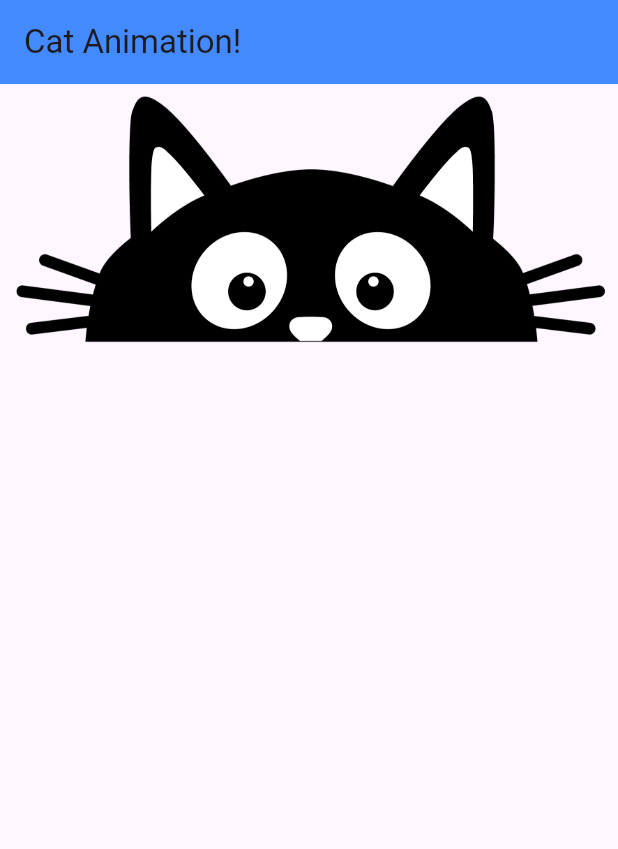
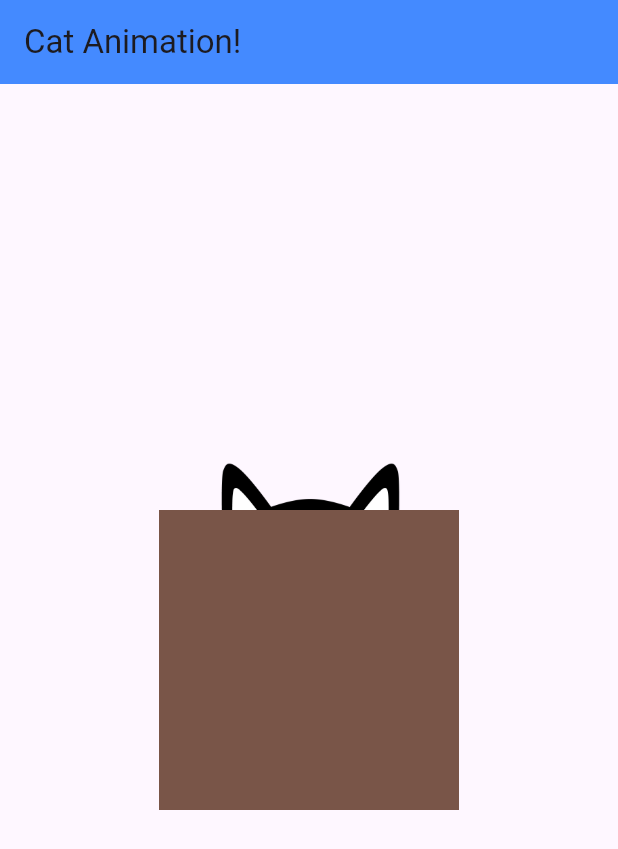
Before and after one commit to mjhabib/Flutter_DevGuideStephenGrider, a Flutter app: the screen it shows after launch, on a phone screen of 412 x 824 dp. Shown: the top 849 px of the screen. Run offline on Flutter 3.47's test engine with Material 3 defaults, Android fonts, the phone set to English and light mode, and no system bars; our stand-ins replace rxdart.

Commit message:
add a box using a container/positioned widget and stack layout

```diff
--- a/05_cat_animation/lib/main.dart
+++ b/05_cat_animation/lib/main.dart
@@ -1,7 +1,10 @@
+// import 'package:flutter/rendering.dart';
 import 'package:flutter/material.dart';
 import 'screens/home.dart';
 
 void main() {
+  // Show layout lines for debugging
+  // debugPaintSizeEnabled = true;
   runApp(const MainApp());
 }
 
--- a/05_cat_animation/lib/screens/home.dart
+++ b/05_cat_animation/lib/screens/home.dart
@@ -20,11 +20,11 @@ class _HomeState extends State<Home> with TickerProviderStateMixin {
     super.initState();
     // initState: Assign these values when we first initialized the app
 
-    catController =
-        AnimationController(duration: const Duration(seconds: 2), vsync: this);
+    catController = AnimationController(
+        duration: const Duration(milliseconds: 500), vsync: this);
     // this: Refers to our current Ticker
 
-    catAnimation = Tween(begin: 0.0, end: 100.0)
+    catAnimation = Tween(begin: -35.0, end: -80.0)
         .animate(CurvedAnimation(parent: catController, curve: Curves.easeIn));
     // Tween: Describes the range of the animated span
   }
@@ -37,9 +37,16 @@ class _HomeState extends State<Home> with TickerProviderStateMixin {
         title: const Text('Cat Animation!'),
       ),
       body: GestureDetector(
-        onTap: onTap,
-        child: buildAnimation(),
-      ),
+          onTap: onTap,
+          child: Center(
+            child: Stack(
+              clipBehavior: Clip.none,
+              children: [
+                buildCatAnimation(),
+                buildBox(),
+              ],
+            ),
+          )),
     );
   }
 
@@ -53,17 +60,30 @@ class _HomeState extends State<Home> with TickerProviderStateMixin {
     }
   }
 
-  Widget buildAnimation() {
+  Widget buildCatAnimation() {
     return AnimatedBuilder(
       animation: catAnimation,
       builder: (context, child) {
-        return Container(
-          margin: EdgeInsets.only(top: catAnimation.value),
-          child: child,
-        );
+        // Workaround type error
+        final ch = child ??
+            Container(
+              child: child,
+            );
+        // return Container(
+        // margin: EdgeInsets.only(top: catAnimation.value),
+        return Positioned(
+            top: catAnimation.value, right: 0.0, left: 0.0, child: ch);
       },
       child: const Cat(),
       // Sometimes we don't want to re-create widgets over and over (creating an expensive widget 60 times/s makes our app heavy), so we define an instance of that widget one time as a child, and then we use it in our AnimatedBuilder
     );
   }
+
+  Widget buildBox() {
+    return Container(
+      width: 200,
+      height: 200,
+      color: Colors.brown,
+    );
+  }
 }
```
